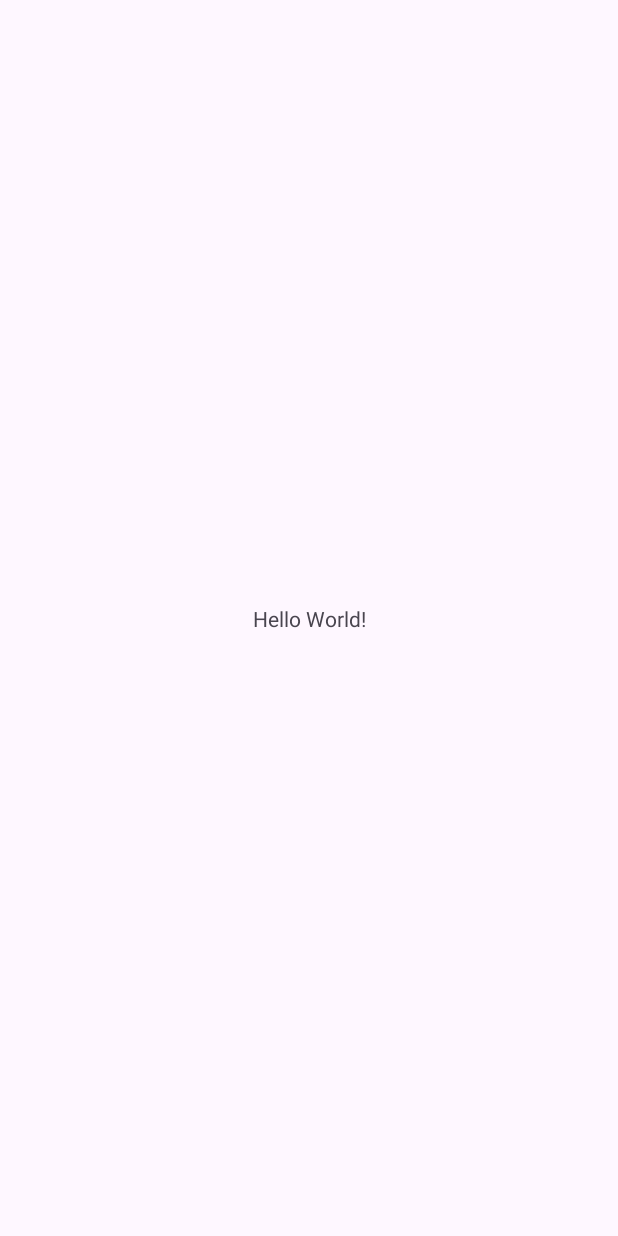
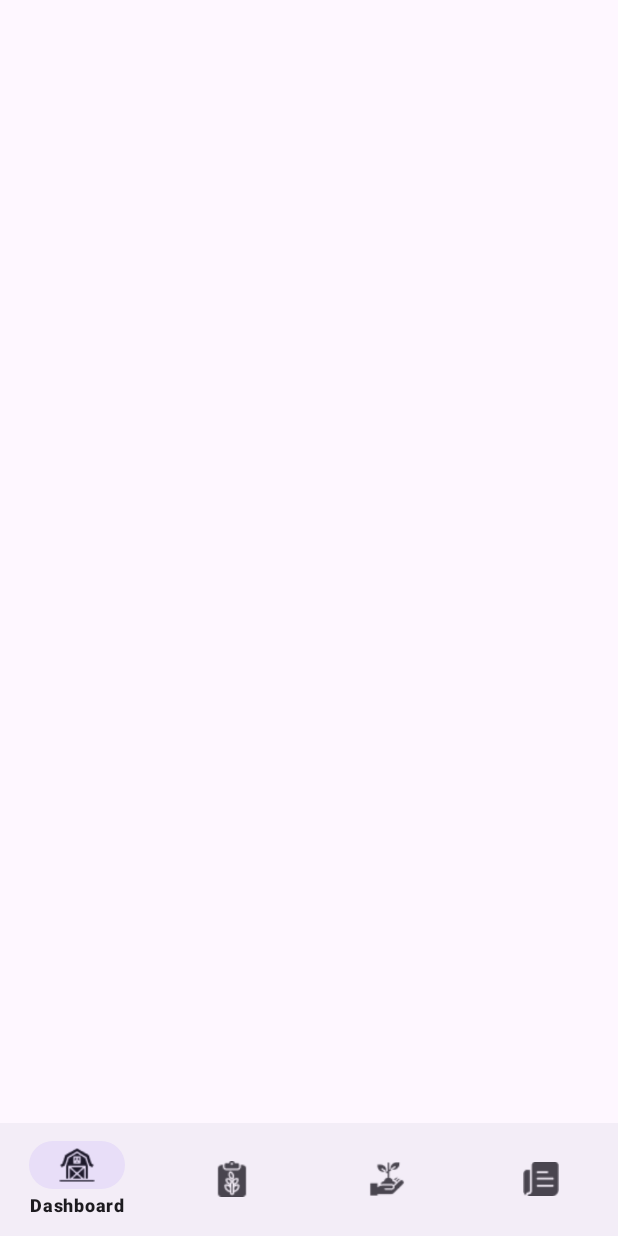
Before and after one commit to Mohmmdarif/UTS-MobileApp, an Android app: the screen it shows after launch (MainActivity), on a phone screen of 412 x 824 dp. Before the commit the screen is almost empty. Run offline under Robolectric (Android 15) with nearby library versions, the phone set to English and light mode, and no system bars.

Commit message:
creating navigation menu

```diff
--- a/app/src/main/res/layout/activity_main.xml
+++ b/app/src/main/res/layout/activity_main.xml
@@ -6,13 +6,26 @@
     android:layout_height="match_parent"
     tools:context=".MainActivity">
 
-    <TextView
-        android:layout_width="wrap_content"
-        android:layout_height="wrap_content"
-        android:text="Hello World!"
+    <FrameLayout
+        android:id="@+id/frame_layout_fragment"
+        android:layout_width="match_parent"
+        android:layout_height="0dp"
+        app:layout_constraintBottom_toTopOf="@+id/navigation_menu"
+        app:layout_constraintEnd_toEndOf="parent"
+        app:layout_constraintHorizontal_bias="0.5"
+        app:layout_constraintStart_toStartOf="parent"
+        app:layout_constraintTop_toTopOf="parent"
+        />
+
+    <com.google.android.material.bottomnavigation.BottomNavigationView
+        android:id="@+id/navigation_menu"
+        android:layout_width="match_parent"
+        android:layout_height="75dp"
         app:layout_constraintBottom_toBottomOf="parent"
         app:layout_constraintEnd_toEndOf="parent"
+        app:layout_constraintHorizontal_bias="0.5"
         app:layout_constraintStart_toStartOf="parent"
-        app:layout_constraintTop_toTopOf="parent" />
+        app:menu="@menu/menu"
+        />
 
 </androidx.constraintlayout.widget.ConstraintLayout>
--- /dev/null
+++ b/app/src/main/res/menu/menu.xml
@@ -0,0 +1,20 @@
+<?xml version="1.0" encoding="utf-8"?>
+<menu xmlns:android="http://schemas.android.com/apk/res/android">
+    <item
+        android:id="@+id/dashboard_icon"
+        android:title="@string/dashboard_menu_label"
+        android:icon="@drawable/dashboard" />
+    <item
+        android:id="@+id/activity_icon"
+        android:title="@string/activity_menu_label"
+        android:icon="@drawable/activity" />
+    <item
+        android:id="@+id/field_icon"
+        android:title="@string/field_menu_label"
+        android:icon="@drawable/field" />
+    <item
+        android:id="@+id/article_icon"
+        android:title="@string/article_menu_label"
+        android:icon="@drawable/article" />
+
+</menu>
--- a/app/src/main/res/values/strings.xml
+++ b/app/src/main/res/values/strings.xml
@@ -1,3 +1,7 @@
 <resources>
     <string name="app_name">TANIALTECH</string>
+    <string name="dashboard_menu_label">Dashboard</string>
+    <string name="activity_menu_label">Kegiatan</string>
+    <string name="field_menu_label">Ladang</string>
+    <string name="article_menu_label">Artikel</string>
 </resources>
```
Also changed, not shown: app/src/main/res/drawable/activity.png (added), app/src/main/res/drawable/article.png (added), app/src/main/res/drawable/dashboard.png (added), app/src/main/res/drawable/field.png (added).
